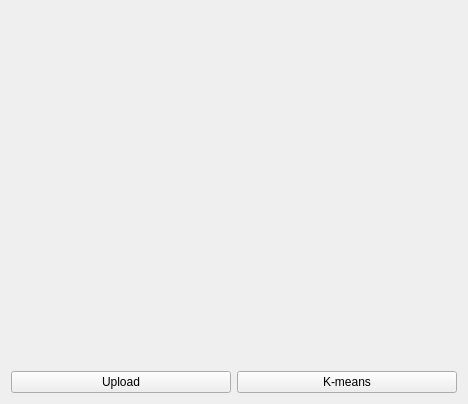
Old version of the form widget.ui in the repository Konjit01/ImageAnalysiser.
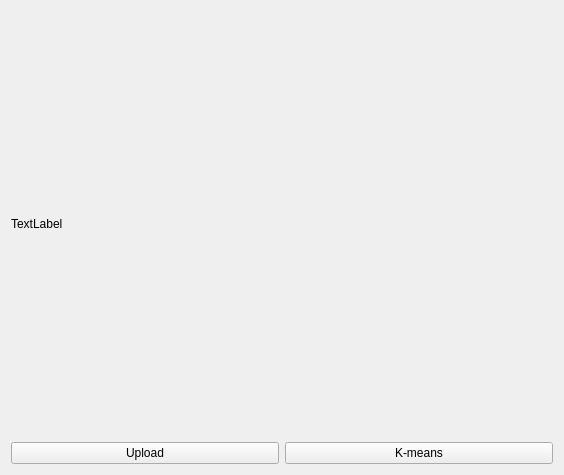
New version of the form.

Patch:
```diff
--- a/widget.ui
+++ b/widget.ui
@@ -6,8 +6,8 @@
    <rect>
     <x>0</x>
     <y>0</y>
-    <width>468</width>
-    <height>404</height>
+    <width>564</width>
+    <height>475</height>
    </rect>
   </property>
   <property name="windowTitle">
@@ -16,6 +16,13 @@
   <layout class="QVBoxLayout" name="verticalLayout">
    <item>
     <layout class="QHBoxLayout" name="colorHorizotallayout">
+     <item>
+      <widget class="QLabel" name="paintLabel">
+       <property name="text">
+        <string>TextLabel</string>
+       </property>
+      </widget>
+     </item>
      <item>
       <widget class="QLabel" name="imageLabel">
        <property name="text">
@@ -24,11 +31,15 @@
       </widget>
      </item>
      <item>
+      <layout class="QGridLayout" name="gridLayout">
+       <item row="0" column="0">
       <widget class="QLabel" name="resultLabel">
        <property name="text">
         <string/>
        </property>
       </widget>
+       </item>
+      </layout>
      </item>
     </layout>
    </item>
```
Lines whose indentation alone changed are shown as unchanged.
